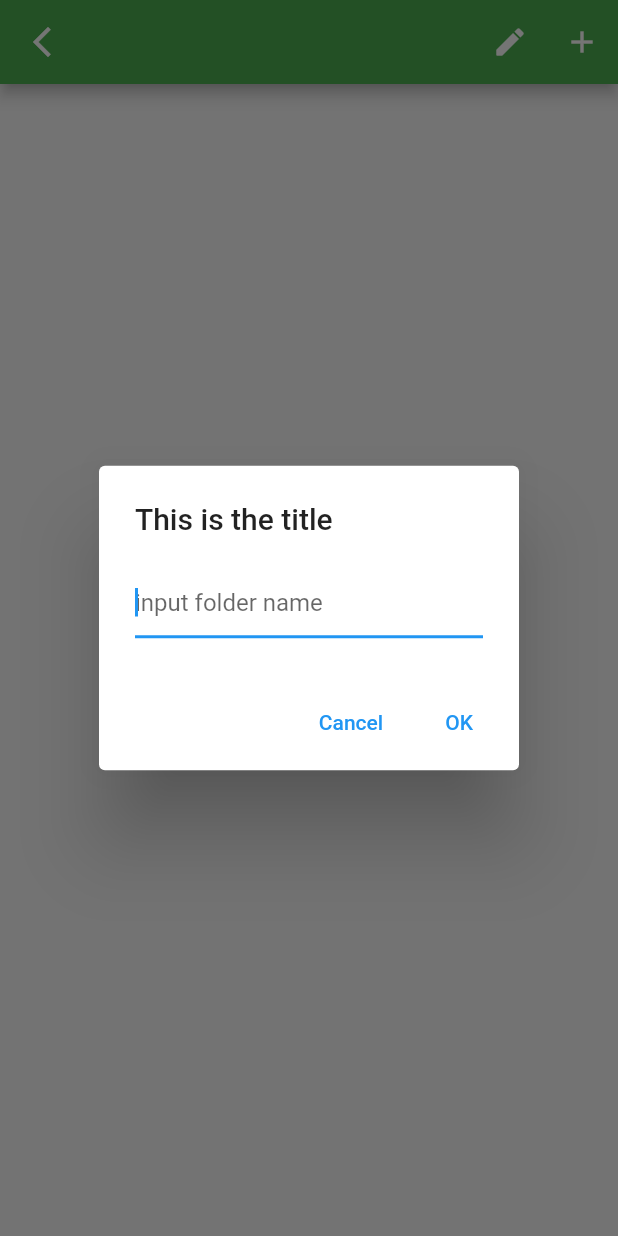
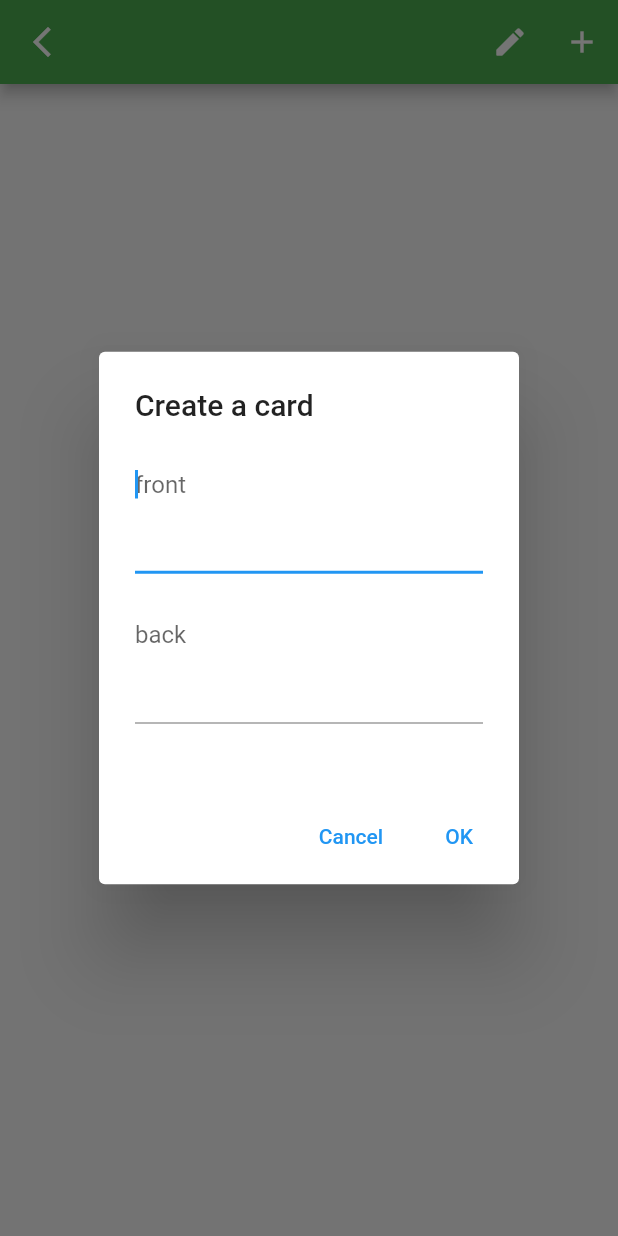
Before and after one commit to toshibo500/flash_card, a Flutter app: the _BookPage screen opened directly with empty values, after a tap on the "add" icon, on a phone screen of 412 x 824 dp. Run offline on Flutter 3.47's test engine with Material 2 defaults, Android fonts, the phone set to English and light mode, and no system bars; our stand-ins replace flip_card, fluttertoast, sqflite; missing offline and left inert: confirm_dialog; accounts and stored records are empty.

Commit message:
card dialogできた

```diff
--- a/lib/views/book_page.dart
+++ b/lib/views/book_page.dart
@@ -1,7 +1,7 @@
 import 'package:flash_card/models/book_model.dart';
 import 'package:flutter/material.dart';
 import 'package:provider/provider.dart';
-import 'package:flash_card/views/components/input_title_dialog.dart';
+import 'package:flash_card/views/components/input_card_dialog.dart';
 import 'package:flash_card/viewmodels/book_viewmodel.dart';
 import 'package:flash_card/views/components/file_list_view.dart';
 
@@ -43,9 +43,9 @@ class _BookPage extends StatelessWidget {
           IconButton(
             icon: const Icon(Icons.add),
             onPressed: () async {
-              String title = await showInputTitleDialog(context: context);
-              if (title != "") {
-                _bookViweModel.add(title, '');
+              List<String> values = await showInputCardDialog(context: context);
+              if (values.isNotEmpty) {
+                _bookViweModel.add(values[0], values[1]);
               }
             },
           ),
--- /dev/null
+++ b/lib/views/components/input_card_dialog.dart
@@ -0,0 +1,77 @@
+import 'package:flutter/material.dart';
+
+class InputCardDialog extends StatefulWidget {
+  const InputCardDialog(
+      {Key? key, String this.front = '', String this.back = ''})
+      : super(key: key);
+  final String? front, back;
+  @override
+  _InputCardDialog createState() => _InputCardDialog();
+}
+
+class _InputCardDialog extends State<InputCardDialog> {
+  final TextEditingController _frontCtl = TextEditingController(text: "初期値");
+  final TextEditingController _backCtl = TextEditingController(text: "初期値");
+
+  @override
+  Widget build(BuildContext context) {
+    _frontCtl.text = widget.front ?? "";
+    _backCtl.text = widget.back ?? "";
+    return AlertDialog(
+        title: const Text("Create a card"),
+        content: Column(mainAxisSize: MainAxisSize.min, children: <Widget>[
+          SizedBox(
+              height: 100,
+              child: TextField(
+                controller: _frontCtl,
+                decoration: const InputDecoration(hintText: 'front'),
+                autofocus: true,
+                keyboardType: TextInputType.multiline,
+                maxLines: null,
+                minLines: 3,
+              )),
+          SizedBox(
+              height: 100,
+              child: TextField(
+                controller: _backCtl,
+                decoration: const InputDecoration(hintText: 'back'),
+                autofocus: true,
+                keyboardType: TextInputType.multiline,
+                maxLines: null,
+                minLines: 3,
+              ))
+        ]),
+        actions: [
+          TextButton(
+            child: const Text("Cancel"),
+            onPressed: () => Navigator.pop<List<String>>(context, []),
+          ),
+          TextButton(
+              child: const Text("OK"),
+              onPressed: () {
+                Navigator.pop<List<String>>(
+                    context, [_frontCtl.text, _backCtl.text]);
+              }),
+        ]);
+  }
+
+  @override
+  void dispose() {
+    _frontCtl.dispose();
+    super.dispose();
+  }
+}
+
+Future showInputCardDialog(
+    {required BuildContext context,
+    TransitionBuilder? builder,
+    String front = "",
+    String back = ""}) {
+  Widget dialog = InputCardDialog(front: front, back: back);
+  return showDialog(
+    context: context,
+    builder: (BuildContext context) {
+      return builder == null ? dialog : builder(context, dialog);
+    },
+  );
+}
```
Also changed, not shown: lib/views/components/file_list_view.dart (+41 -9 lines).
